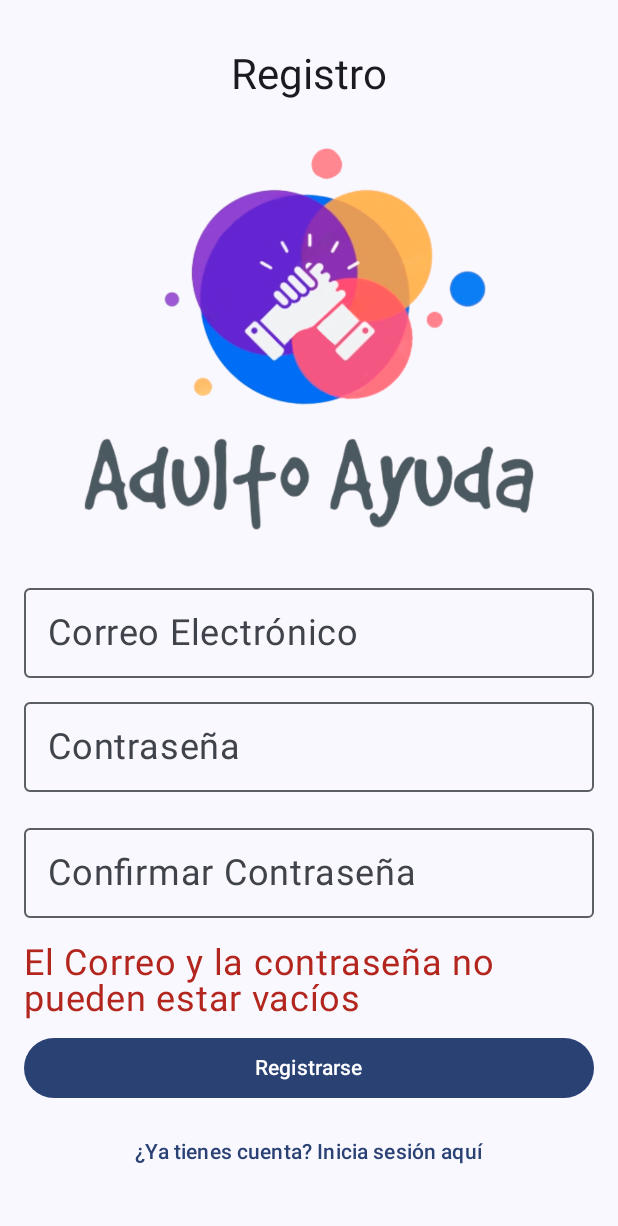
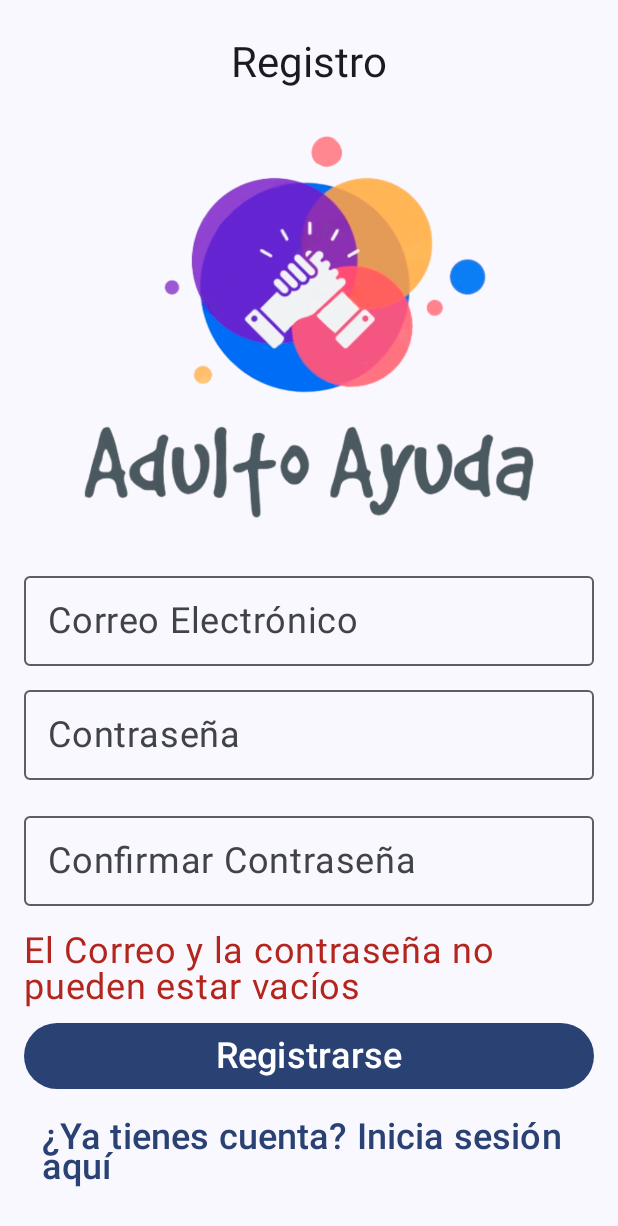
Before and after one commit to BJ505/AdultoAyuda, an Android app built with Jetpack Compose: the RegisterScreen screen opened through its navigation route, after a tap on "Registrarse", on a phone screen of 412 x 824 dp. Shown: the top 1226 px of the screen. Run offline under Robolectric (Android 15) with nearby library versions, the phone set to English and light mode, and no system bars.

Commit message:
Update: correcciones según pruebas con publico objetivo, principalmente son de caracter visual, orientado al tamaño de letras.

```diff
--- a/app/src/main/java/com/example/adultoayuda/ForgotPasswordScreen.kt
+++ b/app/src/main/java/com/example/adultoayuda/ForgotPasswordScreen.kt
@@ -51,7 +51,7 @@ fun ForgotPasswordScreen(navController: NavController) {
         Spacer(modifier = Modifier.height(16.dp))
 
         if (errorMessage.isNotEmpty()) {
-            Text(text = errorMessage, color = MaterialTheme.colorScheme.error)
+            Text(text = errorMessage, color = MaterialTheme.colorScheme.error, fontSize = 24.sp)
             Spacer(modifier = Modifier.height(8.dp))
         }
 
@@ -68,7 +68,7 @@ fun ForgotPasswordScreen(navController: NavController) {
             },
             modifier = Modifier.fillMaxWidth()
         ) {
-            Text(text = "Enviar")
+            Text(text = "Enviar", fontSize = 24.sp)
         }
 
     }
--- a/app/src/main/java/com/example/adultoayuda/HomeScreen.kt
+++ b/app/src/main/java/com/example/adultoayuda/HomeScreen.kt
@@ -25,9 +25,9 @@ fun HomeScreen(navController: NavController) {
             .fillMaxSize()
             .padding(16.dp)
     ) {
-        Text(text = "¡Bienvenido a Adulto Ayuda!", style = MaterialTheme.typography.headlineMedium)
+        Text(text = "¡Bienvenido a Adulto Ayuda!", style = MaterialTheme.typography.headlineMedium, fontSize = 24.sp)
         Spacer(modifier = Modifier.height(16.dp))
-        Text(text = "Usuarios registrados:", style = MaterialTheme.typography.headlineMedium)
+        Text(text = "Usuarios registrados:", style = MaterialTheme.typography.headlineMedium, fontSize = 24.sp)
         Spacer(modifier = Modifier.height(8.dp))
         LazyColumn {
             items(users.size) { index ->
@@ -46,7 +46,7 @@ fun HomeScreen(navController: NavController) {
                         Text(
                             text = "Usuario ${index + 1}: ${users[index].first}",
                             style = TextStyle(
-                                fontSize = 20.sp,
+                                fontSize = 24.sp,
                                 fontWeight = FontWeight.Bold
                             ),
                             color = Color.Black
--- a/app/src/main/java/com/example/adultoayuda/LoginScreen.kt
+++ b/app/src/main/java/com/example/adultoayuda/LoginScreen.kt
@@ -12,6 +12,7 @@ import androidx.compose.ui.text.input.VisualTransformation
 import androidx.compose.ui.res.painterResource
 import androidx.compose.ui.text.input.PasswordVisualTransformation
 import androidx.compose.ui.unit.dp
+import androidx.compose.ui.unit.sp
 import androidx.navigation.NavController
 
 @Composable
@@ -68,7 +69,7 @@ fun LoginScreen(navController: NavController) {
         Spacer(modifier = Modifier.height(16.dp))
 
         if (errorMessage.isNotEmpty()) {
-            Text(text = errorMessage, color = MaterialTheme.colorScheme.error)
+            Text(text = errorMessage, color = MaterialTheme.colorScheme.error, fontSize = 24.sp)
             Spacer(modifier = Modifier.height(8.dp))
         }
 
@@ -86,7 +87,7 @@ fun LoginScreen(navController: NavController) {
             },
             modifier = Modifier.fillMaxWidth()
         ) {
-            Text("Iniciar Sesión")
+            Text("Iniciar Sesión", fontSize = 24.sp)
         }
 
         Spacer(modifier = Modifier.height(8.dp))
@@ -94,13 +95,13 @@ fun LoginScreen(navController: NavController) {
         TextButton(
             onClick = { navController.navigate("register") }
         ) {
-            Text("Crear cuenta")
+            Text("Crear cuenta", fontSize = 24.sp)
         }
 
         TextButton(
             onClick = { navController.navigate("forgot_password") }
         ) {
-            Text("Recuperar contraseña")
+            Text("Recuperar contraseña", fontSize = 24.sp)
         }
     }
 }
--- a/app/src/main/java/com/example/adultoayuda/RegisterScreen.kt
+++ b/app/src/main/java/com/example/adultoayuda/RegisterScreen.kt
@@ -9,6 +9,7 @@ import androidx.compose.ui.Modifier
 import androidx.compose.ui.res.painterResource
 import androidx.compose.ui.text.input.PasswordVisualTransformation
 import androidx.compose.ui.unit.dp
+import androidx.compose.ui.unit.sp
 import androidx.navigation.NavController
 
 val users = mutableListOf<Pair<String, String>>()
@@ -67,7 +68,7 @@ fun RegisterScreen(navController: NavController) {
         Spacer(modifier = Modifier.height(16.dp))
 
         if (errorMessage.isNotEmpty()) {
-            Text(text = errorMessage, color = MaterialTheme.colorScheme.error)
+            Text(text = errorMessage, color = MaterialTheme.colorScheme.error, fontSize = 24.sp)
             Spacer(modifier = Modifier.height(8.dp))
         }
 
@@ -90,7 +91,7 @@ fun RegisterScreen(navController: NavController) {
             },
             modifier = Modifier.fillMaxWidth()
         ) {
-            Text(text = "Registrarse")
+            Text(text = "Registrarse", fontSize = 24.sp)
         }
 
         Spacer(modifier = Modifier.height(8.dp))
@@ -98,7 +99,7 @@ fun RegisterScreen(navController: NavController) {
         TextButton(
             onClick = { navController.navigate("login") }
         ) {
-            Text("¿Ya tienes cuenta? Inicia sesión aquí")
+            Text("¿Ya tienes cuenta? Inicia sesión aquí", fontSize = 24.sp)
         }
     }
 }
--- a/app/src/main/java/com/example/adultoayuda/ui/theme/Theme.kt
+++ b/app/src/main/java/com/example/adultoayuda/ui/theme/Theme.kt
@@ -1,5 +1,6 @@
 package com.example.adultoayuda.ui.theme
 
+import android.R
 import android.app.Activity
 import android.os.Build
 import androidx.compose.foundation.isSystemInDarkTheme
```
